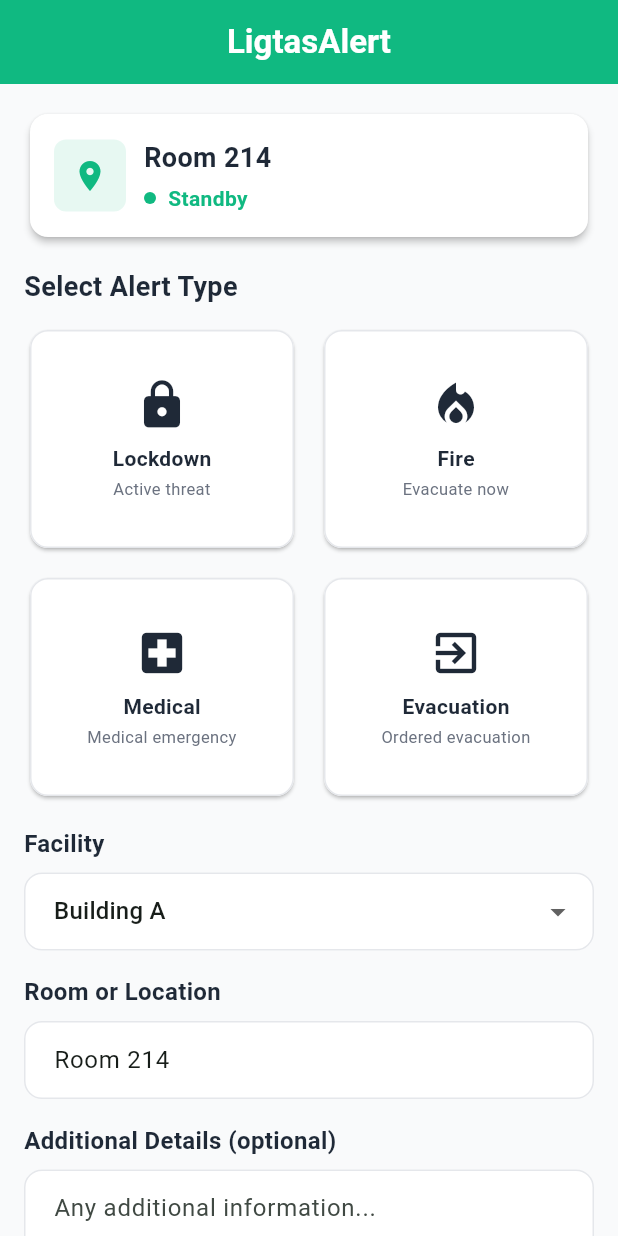
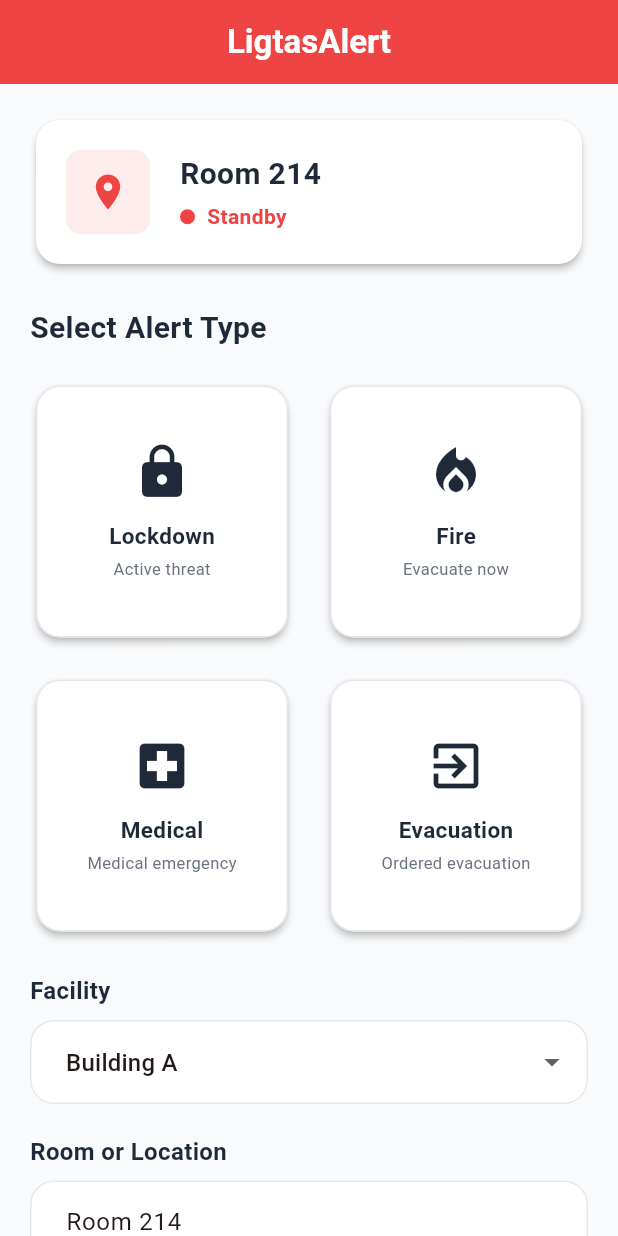
Before and after one commit to AlphaQbit/LigtasAlert_MAD, a Flutter app: the screen it shows after launch, on a phone screen of 412 x 824 dp. Run offline on Flutter 3.47's test engine with Material 3 defaults, Android fonts, the phone set to English and light mode, and no system bars.

Commit message:
wow ngaleng

```diff
--- a/lib/constants.dart
+++ b/lib/constants.dart
@@ -1,6 +1,6 @@
 import 'package:flutter/material.dart';
 
-const kPrimary = Color(0xFF10B981);
+const kPrimary = Color(0xFFEF4444);
 const kDanger = Color(0xFFEF4444);
 const kBorder = Color(0xFFE5E7EB);
 const kTextPrimary = Color(0xFF1F2937);
--- a/lib/home_page.dart
+++ b/lib/home_page.dart
@@ -10,14 +10,12 @@ class HomePage extends StatefulWidget {
 
 class _HomePageState extends State<HomePage> {
   final _room = TextEditingController(text: 'Room 214');
-  final _message = TextEditingController();
   String? _selectedType;
   String _facility = 'building-a';
 
   @override
   void dispose() {
     _room.dispose();
-    _message.dispose();
     super.dispose();
   }
 
@@ -39,14 +37,14 @@ class _HomePageState extends State<HomePage> {
       ),
       body: SafeArea(
         child: SingleChildScrollView(
-          padding: const EdgeInsets.all(16),
+          padding: const EdgeInsets.all(20),
           child: Column(
             crossAxisAlignment: CrossAxisAlignment.stretch,
             children: [
               _buildStatusCard(),
-              const SizedBox(height: 16),
+              const SizedBox(height: 24),
               _buildAlertTypeSection(),
-              const SizedBox(height: 16),
+              const SizedBox(height: 24),
               _buildFormSection(),
               const SizedBox(height: 24),
               _buildSendButton(),
@@ -61,20 +59,20 @@ class _HomePageState extends State<HomePage> {
     return Card(
       color: kSurface,
       elevation: 2,
-      shape: RoundedRectangleBorder(borderRadius: BorderRadius.circular(12)),
+      shape: RoundedRectangleBorder(borderRadius: BorderRadius.circular(16)),
       child: Padding(
-        padding: const EdgeInsets.all(16),
+        padding: const EdgeInsets.all(20),
         child: Row(
           children: [
             Container(
-              padding: const EdgeInsets.all(12),
+              padding: const EdgeInsets.all(14),
               decoration: BoxDecoration(
                 color: kPrimary.withValues(alpha: 0.1),
-                borderRadius: BorderRadius.circular(8),
+                borderRadius: BorderRadius.circular(10),
               ),
-              child: const Icon(Icons.location_on, color: kPrimary, size: 24),
+              child: const Icon(Icons.location_on, color: kPrimary, size: 28),
             ),
-            const SizedBox(width: 12),
+            const SizedBox(width: 20),
             Expanded(
               child: Column(
                 crossAxisAlignment: CrossAxisAlignment.start,
@@ -82,7 +80,7 @@ class _HomePageState extends State<HomePage> {
                   Text(
                     _room.text,
                     style: const TextStyle(
-                      fontSize: 18,
+                      fontSize: 20,
                       fontWeight: FontWeight.bold,
                       color: kTextPrimary,
                     ),
@@ -91,8 +89,8 @@ class _HomePageState extends State<HomePage> {
                   Row(
                     children: [
                       Container(
-                        width: 8,
-                        height: 8,
+                        width: 10,
+                        height: 10,
                         decoration: const BoxDecoration(
                           color: kPrimary,
                           shape: BoxShape.circle,
@@ -124,19 +122,19 @@ class _HomePageState extends State<HomePage> {
         const Text(
           'Select Alert Type',
           style: TextStyle(
-            fontSize: 18,
+            fontSize: 20,
             fontWeight: FontWeight.bold,
             color: kTextPrimary,
           ),
         ),
-        const SizedBox(height: 12),
+        const SizedBox(height: 20),
         GridView.count(
           crossAxisCount: 2,
           shrinkWrap: true,
           physics: const NeverScrollableScrollPhysics(),
-          mainAxisSpacing: 12,
-          crossAxisSpacing: 12,
-          childAspectRatio: 1.2,
+          mainAxisSpacing: 20,
+          crossAxisSpacing: 20,
+          childAspectRatio: 1.0,
           children: [
             for (final alertType in alertTypes)
               _AlertTypeButton(
@@ -167,7 +165,9 @@ class _HomePageState extends State<HomePage> {
         const SizedBox(height: 8),
         DropdownButtonFormField<String>(
           initialValue: _facility,
-          decoration: _buildInputDecoration(),
+          decoration: _buildInputDecoration(
+            hintText: 'Select facility',
+          ),
           items: [
             for (final facility in facilities)
               DropdownMenuItem(
@@ -179,7 +179,7 @@ class _HomePageState extends State<HomePage> {
             setState(() => _facility = value ?? _facility);
           },
         ),
-        const SizedBox(height: 16),
+        const SizedBox(height: 20),
         const Text(
           'Room or Location',
           style: TextStyle(
@@ -196,40 +196,28 @@ class _HomePageState extends State<HomePage> {
           ),
           onChanged: (_) => setState(() {}),
         ),
-        const SizedBox(height: 16),
-        const Text(
-          'Additional Details (optional)',
-          style: TextStyle(
-            fontSize: 16,
-            fontWeight: FontWeight.bold,
-            color: kTextPrimary,
-          ),
-        ),
         const SizedBox(height: 8),
-        TextField(
-          controller: _message,
-          maxLines: 3,
-          decoration: _buildInputDecoration(
-            hintText: 'Any additional information...',
-          ),
-        ),
       ],
     );
   }
 
   Widget _buildSendButton() {
     return FilledButton.icon(
-      onPressed: () {
-        // UI only - no functionality
-      },
+      onPressed: _selectedType != null
+          ? () {
+              // TODO: show confirmation, send notification
+            }
+          : null,
       style: FilledButton.styleFrom(
-        backgroundColor: kDanger,
+        backgroundColor: _selectedType != null ? kDanger : kBorder,
         padding: const EdgeInsets.symmetric(vertical: 16),
         shape: RoundedRectangleBorder(
-          borderRadius: BorderRadius.circular(12),
+          borderRadius: BorderRadius.circular(16),
         ),
       ),
-      icon: const Icon(Icons.warning_amber_rounded, size: 24),
+      icon: _selectedType != null
+          ? const Icon(Icons.warning_amber_rounded, size: 24)
+          : const Icon(Icons.warning_amber_rounded, size: 24),
       label: const Text(
         'Send Alert',
         style: TextStyle(
@@ -245,17 +233,17 @@ class _HomePageState extends State<HomePage> {
       hintText: hintText,
       filled: true,
       fillColor: kSurface,
-      contentPadding: const EdgeInsets.symmetric(horizontal: 16, vertical: 14),
+      contentPadding: const EdgeInsets.symmetric(horizontal: 20, vertical: 16),
       border: OutlineInputBorder(
-        borderRadius: BorderRadius.circular(12),
+        borderRadius: BorderRadius.circular(16),
         borderSide: const BorderSide(color: kBorder),
       ),
       enabledBorder: OutlineInputBorder(
-        borderRadius: BorderRadius.circular(12),
+        borderRadius: BorderRadius.circular(16),
         borderSide: const BorderSide(color: kBorder),
       ),
       focusedBorder: OutlineInputBorder(
-        borderRadius: BorderRadius.circular(12),
+        borderRadius: BorderRadius.circular(16),
         borderSide: const BorderSide(color: kPrimary, width: 2),
       ),
     );
@@ -280,38 +268,43 @@ class _AlertTypeButton extends StatelessWidget {
   @override
   Widget build(BuildContext context) {
     return Card(
-      elevation: isSelected ? 4 : 1,
+      elevation: isSelected ? 4 : 2,
       color: isSelected ? kDanger.withValues(alpha: 0.1) : kSurface,
       shape: RoundedRectangleBorder(
-        borderRadius: BorderRadius.circular(12),
+        borderRadius: BorderRadius.circular(16),
         side: BorderSide(
           color: isSelected ? kDanger : kBorder,
           width: isSelected ? 2 : 1,
         ),
       ),
       child: InkWell(
-        borderRadius: BorderRadius.circular(12),
+        borderRadius: BorderRadius.circular(16),
         onTap: onPressed,
         child: Padding(
-          padding: const EdgeInsets.symmetric(vertical: 16, horizontal: 8),
+          padding: const EdgeInsets.symmetric(vertical: 24, horizontal: 16),
+          // ponytail: scaleDown so long labels ("Ordered evacuation") shrink to
+          // fit the tile instead of overflowing on narrow phones.
+          child: FittedBox(
+            fit: BoxFit.scaleDown,
             child: Column(
+              mainAxisSize: MainAxisSize.min,
               mainAxisAlignment: MainAxisAlignment.center,
               children: [
                 Icon(
                   icon,
-                size: 36,
+                  size: 40,
                   color: isSelected ? kDanger : kTextPrimary,
                 ),
-              const SizedBox(height: 8),
+                const SizedBox(height: 12),
                 Text(
                   label,
                   style: TextStyle(
                     fontWeight: FontWeight.bold,
-                  fontSize: 14,
+                    fontSize: 15,
                     color: isSelected ? kDanger : kTextPrimary,
                   ),
                 ),
-              const SizedBox(height: 2),
+                const SizedBox(height: 4),
                 Text(
                   description,
                   textAlign: TextAlign.center,
@@ -324,6 +317,7 @@ class _AlertTypeButton extends StatelessWidget {
             ),
           ),
         ),
+      ),
     );
   }
 }
--- a/pubspec.yaml
+++ b/pubspec.yaml
@@ -13,6 +13,7 @@ dependencies:
 dev_dependencies:
   flutter_test:
     sdk: flutter
+  flutter_lints: ^5.0.0
 
 flutter:
   uses-material-design: true
```
Also changed, not shown: pubspec.lock, 100 other files. Lines whose indentation alone changed are shown as unchanged.
